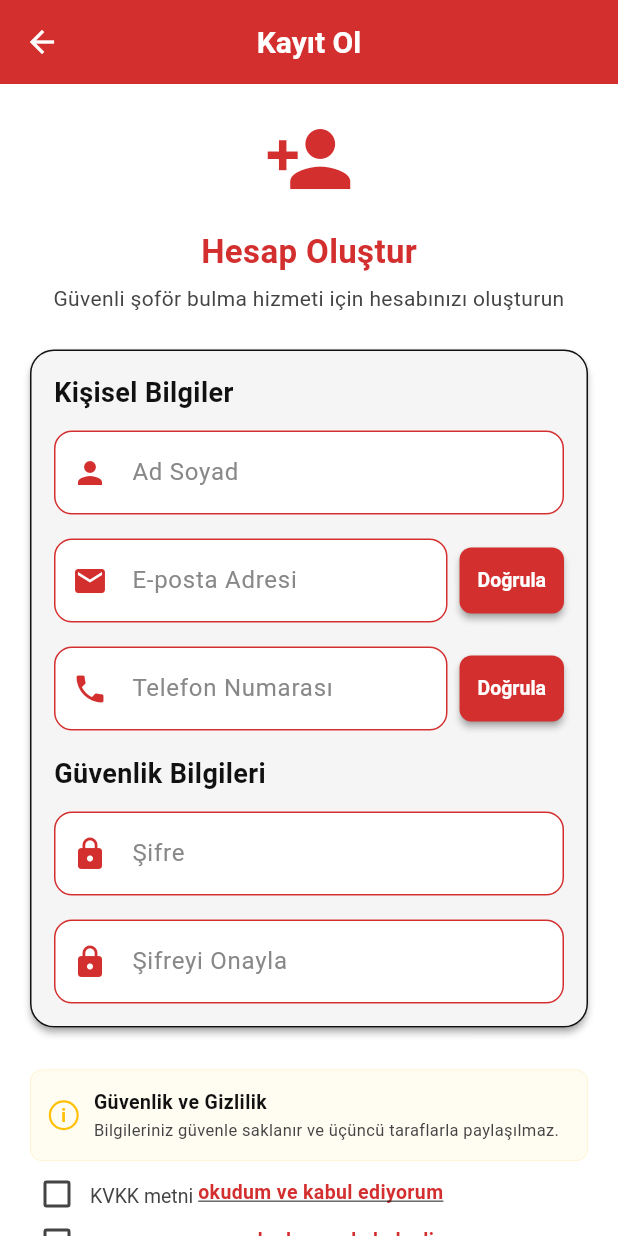
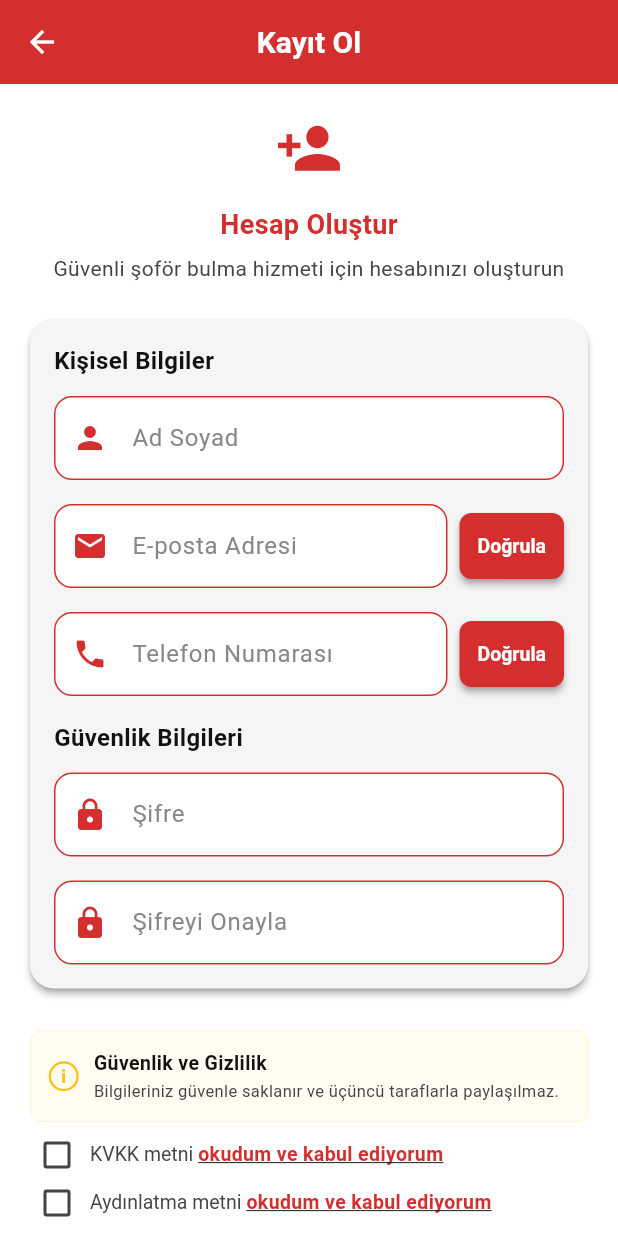
Before and after one commit to ilaydaksoy/sofor-driver-app, a Flutter app: the RegisterScreen screen opened directly, on a phone screen of 412 x 824 dp. Run offline on Flutter 3.47's test engine with Material 3 defaults, Android fonts, the phone set to English and light mode, and no system bars; our stand-ins replace shared_preferences; accounts and stored records are empty.

Commit message:
düzenleme boyut

```diff
--- a/lib/screens/register_screen.dart
+++ b/lib/screens/register_screen.dart
@@ -143,14 +143,14 @@ class _RegisterScreenState extends State<RegisterScreen> {
                   children: [
                     Icon(
                       Icons.person_add,
-                      size: 60,
+                      size: 45,
                       color: Color(AppConstants.primaryColorValue),
                     ),
                     const SizedBox(height: 16),
                     Text(
                       'Hesap Oluştur',
                       style: TextStyle(
-                        fontSize: 22,
+                        fontSize: 18,
                         fontWeight: FontWeight.bold,
                         color: Color(AppConstants.primaryColorValue),
                       ),
@@ -172,10 +172,6 @@ class _RegisterScreenState extends State<RegisterScreen> {
                   elevation: 2,
                   shape: RoundedRectangleBorder(
                     borderRadius: BorderRadius.circular(16),
-                    side: BorderSide(
-                      color: Color(AppConstants.textColorValue),
-                      width: 1,
-                    ),
                   ),
                   margin: const EdgeInsets.only(bottom: 8),
                   child: Padding(
@@ -642,6 +638,7 @@ class _RegisterScreenState extends State<RegisterScreen> {
                                     children: [
                                       TextSpan(text: 'KVKK metni '),
                                       WidgetSpan(
+                                        alignment: PlaceholderAlignment.middle,
                                         child: GestureDetector(
                                           onTap: () {
                                             showDialog(
@@ -726,6 +723,7 @@ class _RegisterScreenState extends State<RegisterScreen> {
                                     children: [
                                       TextSpan(text: 'Aydınlatma metni '),
                                       WidgetSpan(
+                                        alignment: PlaceholderAlignment.middle,
                                         child: GestureDetector(
                                           onTap: () {
                                             showDialog(
@@ -848,7 +846,7 @@ class _RegisterScreenState extends State<RegisterScreen> {
     return Text(
       title,
       style: TextStyle(
-        fontSize: 18,
+        fontSize: 16,
         fontWeight: FontWeight.bold,
         color: Color(AppConstants.textColorValue),
       ),
```
